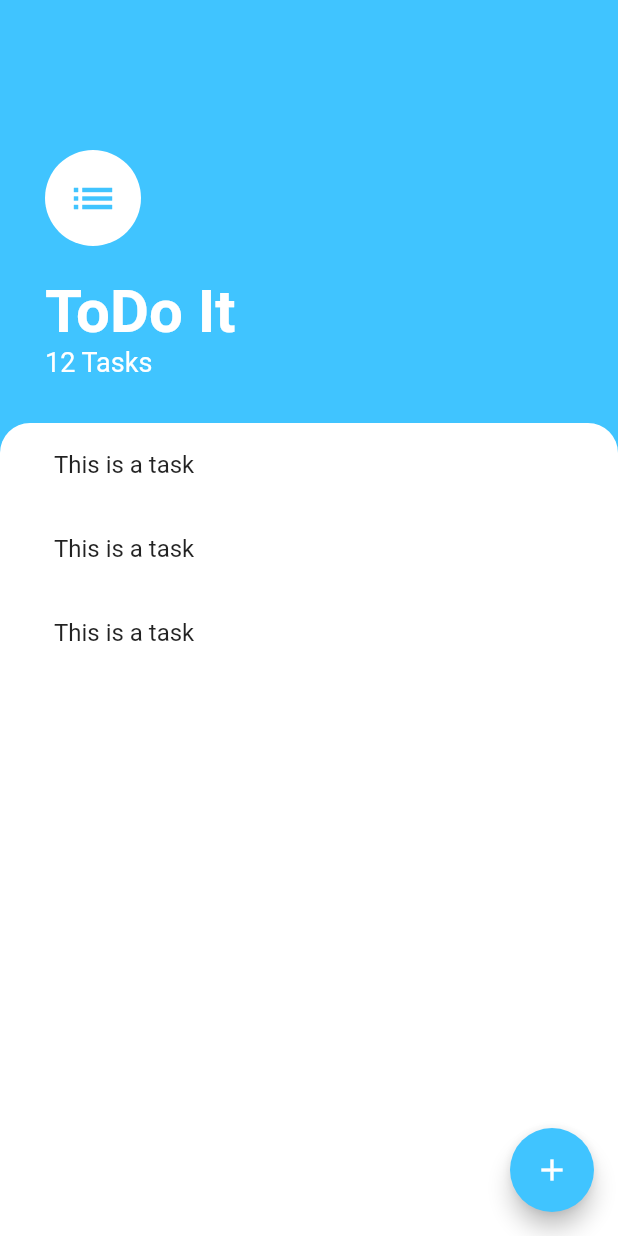
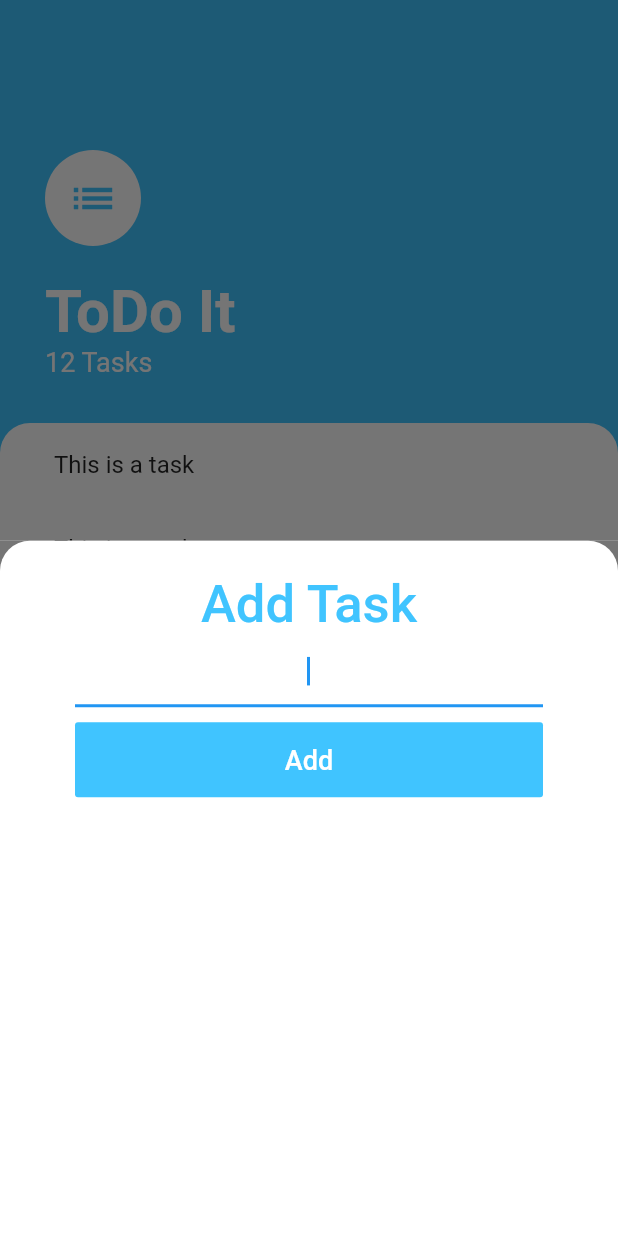
Before and after one commit to am-aakash/ToDoIt--A-ToDo-list, a Flutter app: the screen it shows after launch, after a tap on the "add" icon, on a phone screen of 412 x 824 dp. Run offline on Flutter 3.47's test engine with Material 2 defaults, Android fonts, the phone set to English and light mode, and no system bars.

Commit message:
UI completely added

```diff
--- /dev/null
+++ b/lib/screens/add_task.dart
@@ -0,0 +1,55 @@
+import 'package:flutter/cupertino.dart';
+import 'package:flutter/material.dart';
+
+class AddTask extends StatelessWidget {
+  @override
+  Widget build(BuildContext context) {
+    return Container(
+      color: Color(0xff757575),
+      child: Container(
+        padding: EdgeInsets.only(left: 50, right: 50, top: 22, bottom: 20),
+        decoration: BoxDecoration(
+          color: Colors.white,
+          borderRadius: BorderRadius.only(
+            topLeft: Radius.circular(20),
+            topRight: Radius.circular(20),
+          ),
+        ),
+        child: Column(
+          crossAxisAlignment: CrossAxisAlignment.stretch,
+          children: <Widget>[
+            Text(
+              'Add Task',
+              textAlign: TextAlign.center,
+              style: TextStyle(
+                fontSize: 35,
+                fontWeight: FontWeight.w500,
+                color: Colors.lightBlueAccent,
+              ),
+            ),
+            TextField(
+              autofocus: true,
+              textAlign: TextAlign.center,
+            ),
+            SizedBox(height: 10),
+            // ignore: deprecated_member_use
+            FlatButton(
+              onPressed: () {
+                //...
+              },
+              child: Text(
+                'Add',
+                style: TextStyle(
+                  fontSize: 18,
+                  color: Colors.white,
+                ),
+              ),
+              height: 50,
+              color: Colors.lightBlueAccent,
+            ),
+          ],
+        ),
+      ),
+    );
+  }
+}
--- a/lib/screens/task.dart
+++ b/lib/screens/task.dart
@@ -1,5 +1,7 @@
 import 'package:flutter/material.dart';
 import 'package:todoit/widgets/tasks_lists.dart';
+
+import 'add_task.dart';
 
 class TaskScreen extends StatelessWidget {
   @override
@@ -8,7 +10,8 @@ class TaskScreen extends StatelessWidget {
       backgroundColor: Colors.lightBlueAccent,
       floatingActionButton: FloatingActionButton(
         onPressed: () {
-          //..
+          showModalBottomSheet(
+              context: context, builder: (context) => AddTask());
         },
         backgroundColor: Colors.lightBlueAccent,
         child: Icon(Icons.add),
--- a/lib/widgets/tasks_tile.dart
+++ b/lib/widgets/tasks_tile.dart
@@ -6,7 +6,7 @@ class TaskTile extends StatelessWidget {
     return ListTile(
       title: Text('This is a task'),
       // trailing: Checkbox(
-      //   //onChanged: ,
+      //   // onChanged: ,
       //   value: false,
       // ),
     );
```
